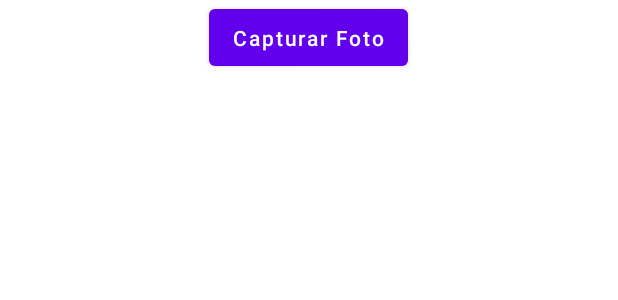
After one commit to evilca/proyecto-reniec, an Android app: the layout activity_camara.xml on its own in the app's theme, with its tools: preview values and no code run, on a phone screen of 412 x 824 dp. The commit adds this screen. Shown: the top 300 px of the screen. Run offline under Robolectric (Android 15) with nearby library versions, the phone set to English and light mode, and no system bars.

Commit message:
Funcionalidad de Camara y guardado de fotos

```diff
--- a/app/src/main/java/com/evilca/firebaseapp/InitActivity.java
+++ b/app/src/main/java/com/evilca/firebaseapp/InitActivity.java
@@ -15,6 +15,7 @@ public class InitActivity extends AppCompatActivity {
     protected void onCreate(Bundle savedInstanceState) {
         super.onCreate(savedInstanceState);
         setContentView(R.layout.activity_init);
+        setTitle("RENIEC");
         asignarReferencias();
     }
 
--- a/app/src/main/java/com/evilca/firebaseapp/preetiquetado/EditarRangoActivity.java
+++ b/app/src/main/java/com/evilca/firebaseapp/preetiquetado/EditarRangoActivity.java
@@ -52,7 +52,6 @@ public class EditarRangoActivity extends AppCompatActivity {
                 listaPreetiquetas.clear();
                 for (DataSnapshot item:snapshot.getChildren()){
                     Preetiqueta p = item.getValue(Preetiqueta.class);
-                    Toast.makeText(EditarRangoActivity.this, " "+p, Toast.LENGTH_SHORT).show();
                     listaPreetiquetas.add(p);
                 }
 
--- /dev/null
+++ b/app/src/main/res/layout/activity_camara.xml
@@ -0,0 +1,24 @@
+<?xml version="1.0" encoding="utf-8"?>
+<LinearLayout xmlns:android="http://schemas.android.com/apk/res/android"
+    xmlns:app="http://schemas.android.com/apk/res-auto"
+    xmlns:tools="http://schemas.android.com/tools"
+    android:layout_width="match_parent"
+    android:layout_height="match_parent"
+    android:orientation="vertical"
+    tools:context=".Camara">
+
+
+    <Button
+        android:id="@+id/btnCamara"
+        android:layout_width="wrap_content"
+        android:layout_height="50dp"
+        android:text="Capturar Foto"
+        android:textAllCaps="false"
+        android:layout_gravity="center_horizontal"
+        android:gravity="center|center_horizontal|center_vertical" />
+
+    <ImageView
+        android:id="@+id/imageView"
+        android:layout_width="match_parent"
+        android:layout_height="665dp" />
+</LinearLayout>
--- a/app/src/main/res/layout/activity_editar_rango.xml
+++ b/app/src/main/res/layout/activity_editar_rango.xml
@@ -4,6 +4,7 @@
     xmlns:tools="http://schemas.android.com/tools"
     android:layout_width="match_parent"
     android:layout_height="match_parent"
+    android:background="@color/GreyForm"
     tools:context=".preetiquetado.EditarRangoActivity">
 
     <TextView
@@ -12,6 +13,7 @@
         android:layout_height="wrap_content"
         android:layout_marginStart="40dp"
         android:text="Listado de Contenedores Preetiquetados"
+        android:textColor="@color/MineralGreen"
         android:textSize="18dp"
         android:textStyle="bold"
         app:layout_constraintBottom_toBottomOf="parent"
--- a/app/src/main/res/layout/fila_preetiqueta.xml
+++ b/app/src/main/res/layout/fila_preetiqueta.xml
@@ -6,10 +6,12 @@
     android:layout_width="match_parent"
     android:layout_height="wrap_content">
 
-
     <androidx.cardview.widget.CardView
+        app:cardBackgroundColor="@color/MineralGreen"
         android:layout_width="match_parent"
-        android:layout_height="100dp">
+        android:layout_height="100dp"
+        android:padding="10dp"
+        >
 
         <androidx.constraintlayout.widget.ConstraintLayout
             android:layout_width="match_parent"
--- a/app/src/main/res/values/strings.xml
+++ b/app/src/main/res/values/strings.xml
@@ -1,4 +1,5 @@
 <resources>
     <string name="app_name">firebaseApp</string>
     <string name="title_activity_maps">MapsActivity</string>
+    <string name="btnCamara">Capturar Evidencia</string>
 </resources>
--- /dev/null
+++ b/app/src/main/res/xml/file_paths.xml
@@ -0,0 +1,6 @@
+<?xml version ="1.0" encoding ="utf-8"?>
+<paths xmlns:android="http://schemas.android.com/apk/res/android">
+    <external-files-path
+        name="mis_imagenes"
+        path="."></external-files-path>
+</paths>
```
Also changed, not shown: app/src/main/AndroidManifest.xml (+32 -4 lines), app/src/main/java/com/evilca/firebaseapp/Camara.java (added, +78 -0 lines), app/src/main/java/com/evilca/firebaseapp/MenuActivity.java (+10 -1 lines), app/src/main/res/drawable/custom_cardview_editar_rangos.xml (added, +10 -0 lines), app/src/main/res/layout/activity_menu.xml (+29 -24 lines).
